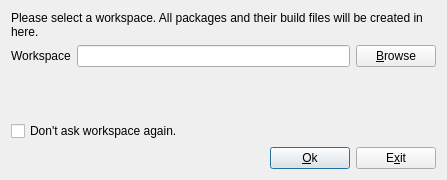
Qt form pisido/ui/workspacedialog.ui (PisiLinuxNew/pisido) before a commit.
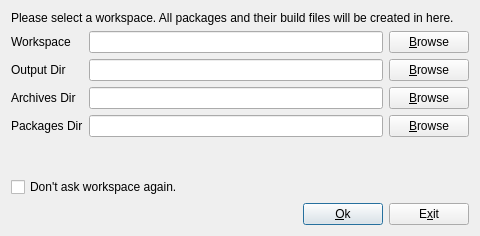
The same form after that commit.

```diff
--- a/pisido/ui/workspacedialog.ui
+++ b/pisido/ui/workspacedialog.ui
@@ -6,34 +6,56 @@
    <rect>
     <x>0</x>
     <y>0</y>
-    <width>447</width>
-    <height>180</height>
+    <width>480</width>
+    <height>236</height>
    </rect>
   </property>
   <property name="windowTitle">
    <string>Select PiSiDo Workspace</string>
   </property>
-  <layout class="QVBoxLayout" name="verticalLayout">
-   <item>
-    <widget class="QLabel" name="label">
+  <layout class="QGridLayout" name="gridLayout">
+   <item row="2" column="2">
+    <widget class="QPushButton" name="pb_browse_OD">
      <property name="text">
-      <string>Please select a workspace. All packages and their build files will be created in here.</string>
+      <string>&amp;Browse</string>
      </property>
-     <property name="wordWrap">
+    </widget>
+   </item>
+   <item row="2" column="1">
+    <widget class="QLineEdit" name="le_Output_Dir">
+     <property name="toolTip">
+      <string>Produced build files ad pisi packages will save under here</string>
+     </property>
+     <property name="readOnly">
       <bool>true</bool>
      </property>
     </widget>
    </item>
-   <item>
-    <layout class="QHBoxLayout" name="horizontalLayout_2">
-     <item>
-      <widget class="QLabel" name="lbl_workspace">
+   <item row="4" column="0">
+    <widget class="QLabel" name="lbl_output_dir_2">
        <property name="text">
-        <string>Workspace</string>
+      <string>Archives Dir</string>
        </property>
       </widget>
      </item>
-     <item>
+   <item row="6" column="1">
+    <widget class="QLineEdit" name="le_Packages_Dir">
+     <property name="toolTip">
+      <string>Produced build files ad pisi packages will save under here</string>
+     </property>
+     <property name="readOnly">
+      <bool>true</bool>
+     </property>
+    </widget>
+   </item>
+   <item row="6" column="2">
+    <widget class="QPushButton" name="pb_browse_PD">
+     <property name="text">
+      <string>&amp;Browse</string>
+     </property>
+    </widget>
+   </item>
+   <item row="1" column="1">
       <widget class="QLineEdit" name="le_workspace">
        <property name="toolTip">
         <string>Produced build files ad pisi packages will save under here</string>
@@ -43,16 +65,14 @@
        </property>
       </widget>
      </item>
-     <item>
-      <widget class="QPushButton" name="pb_browse">
+   <item row="2" column="0">
+    <widget class="QLabel" name="lbl_output_dir">
        <property name="text">
-        <string>&amp;Browse</string>
+      <string>Output Dir</string>
        </property>
       </widget>
      </item>
-    </layout>
-   </item>
-   <item>
+   <item row="8" column="1">
     <spacer name="verticalSpacer">
      <property name="orientation">
       <enum>Qt::Vertical</enum>
@@ -65,7 +85,45 @@
      </property>
     </spacer>
    </item>
-   <item>
+   <item row="1" column="2">
+    <widget class="QPushButton" name="pb_browse">
+     <property name="text">
+      <string>&amp;Browse</string>
+     </property>
+    </widget>
+   </item>
+   <item row="4" column="2">
+    <widget class="QPushButton" name="pb_browse_AD">
+     <property name="text">
+      <string>&amp;Browse</string>
+     </property>
+    </widget>
+   </item>
+   <item row="1" column="0">
+    <widget class="QLabel" name="lbl_workspace">
+     <property name="text">
+      <string>Workspace</string>
+     </property>
+    </widget>
+   </item>
+   <item row="6" column="0">
+    <widget class="QLabel" name="lbl_output_dir_3">
+     <property name="text">
+      <string>Packages Dir</string>
+     </property>
+    </widget>
+   </item>
+   <item row="4" column="1">
+    <widget class="QLineEdit" name="le_Archives_Dir">
+     <property name="toolTip">
+      <string>Produced build files ad pisi packages will save under here</string>
+     </property>
+     <property name="readOnly">
+      <bool>true</bool>
+     </property>
+    </widget>
+   </item>
+   <item row="9" column="0" colspan="3">
     <widget class="QCheckBox" name="check_not_ask">
      <property name="toolTip">
       <string>You can change workspace form menu</string>
@@ -75,7 +133,7 @@
      </property>
     </widget>
    </item>
-   <item>
+   <item row="11" column="0" colspan="3">
     <layout class="QHBoxLayout" name="horizontalLayout">
      <item>
       <spacer name="horizontalSpacer">
@@ -115,6 +173,16 @@
      </item>
     </layout>
    </item>
+   <item row="0" column="0" colspan="3">
+    <widget class="QLabel" name="label">
+     <property name="text">
+      <string>Please select a workspace. All packages and their build files will be created in here.</string>
+     </property>
+     <property name="wordWrap">
+      <bool>true</bool>
+     </property>
+    </widget>
+   </item>
   </layout>
  </widget>
  <tabstops>
```
Left out of the diff: 2 changed lines with no effect on the pictures. Lines whose indentation alone changed are shown as unchanged.
